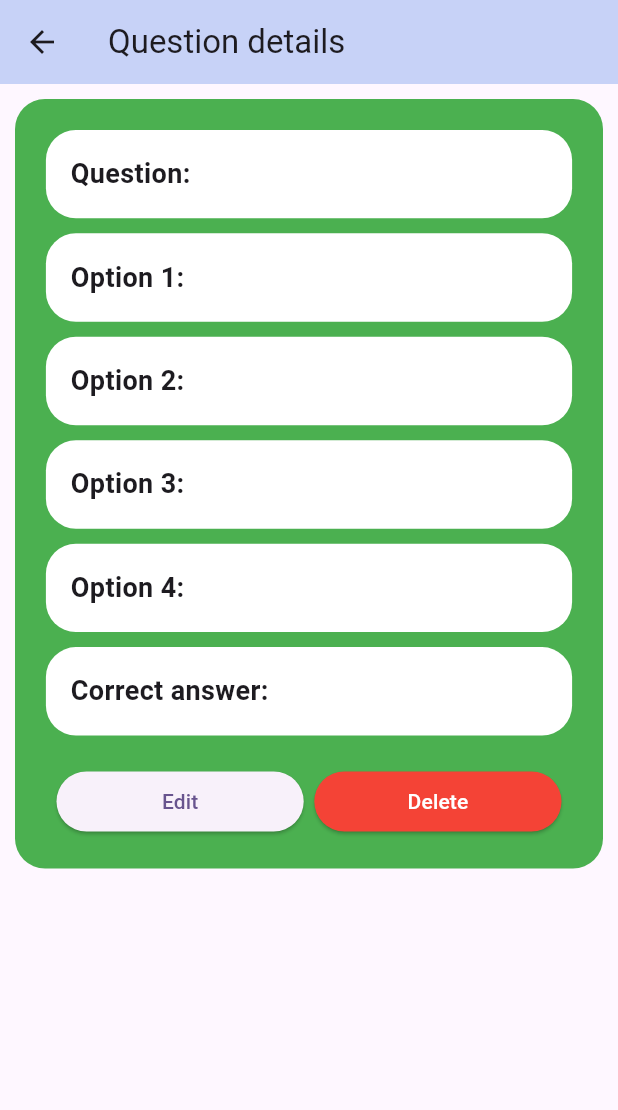
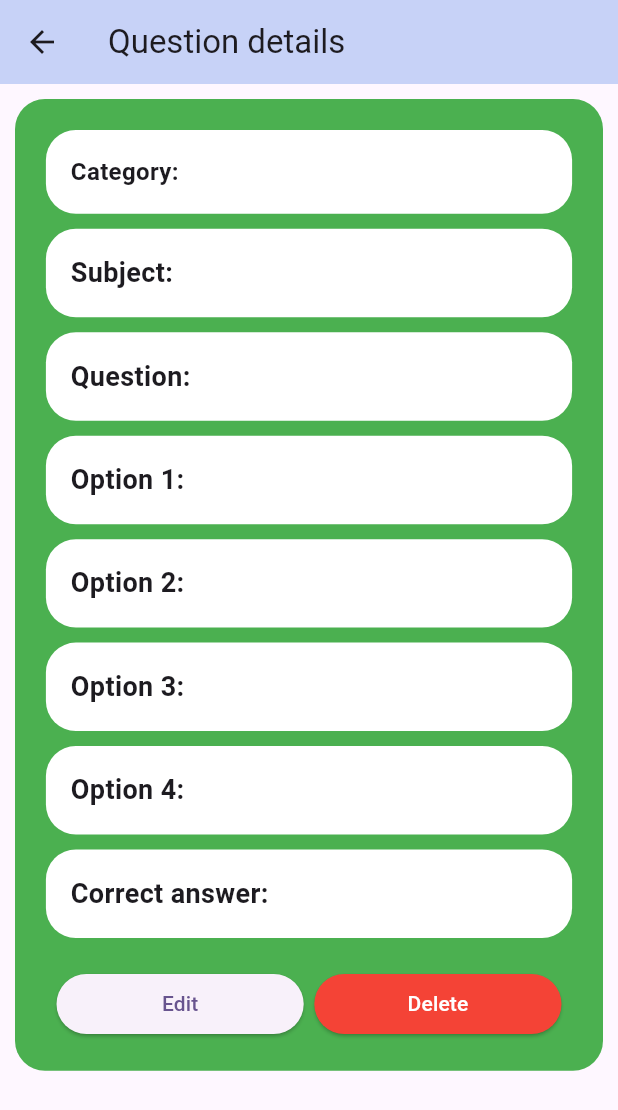
Before and after one commit to SagorSamadder/sAcademy-teacher, a Flutter app: the QuestionDetailsScreen screen opened directly with empty values, on a phone screen of 412 x 824 dp. Shown: the top 1110 px of the screen. Run offline on Flutter 3.47's test engine with Material 3 defaults, Android fonts, the phone set to English and light mode, and no system bars; our stand-ins replace cloud_firestore, firebase_auth, firebase_core, firebase_storage, get, image_picker and 1 more; accounts and stored records are empty.

Commit message:
fixing some question details

```diff
--- a/lib/app/question_details/view/question_details_screen.dart
+++ b/lib/app/question_details/view/question_details_screen.dart
@@ -46,6 +46,58 @@ class QuestionDetailsScreen extends StatelessWidget {
                         crossAxisAlignment: CrossAxisAlignment.start,
                         children: [
                           const Text(
+                            "Category: ",
+                            style: TextStyle(
+                                fontWeight: FontWeight.bold, fontSize: 16),
+                          ),
+                          Expanded(
+                            child: Text(
+                              "${data['category']}",
+                              style: const TextStyle(fontSize: 16),
+                            ),
+                          ),
+                        ],
+                      ),
+                    ),
+                    10.heightBox,
+                    Container(
+                      width: double.infinity,
+                      padding: EdgeInsets.all(context.screenWidth * .04),
+                      decoration: BoxDecoration(
+                        color: Colors.white,
+                        borderRadius: BorderRadius.circular(20),
+                      ),
+                      child: Row(
+                        mainAxisAlignment: MainAxisAlignment.start,
+                        crossAxisAlignment: CrossAxisAlignment.start,
+                        children: [
+                          const Text(
+                            "Subject: ",
+                            style: TextStyle(
+                                fontWeight: FontWeight.bold, fontSize: 18),
+                          ),
+                          Expanded(
+                            child: Text(
+                              "${data['subject']}",
+                              style: const TextStyle(fontSize: 16),
+                            ),
+                          ),
+                        ],
+                      ),
+                    ),
+                    10.heightBox,
+                    Container(
+                      width: double.infinity,
+                      padding: EdgeInsets.all(context.screenWidth * .04),
+                      decoration: BoxDecoration(
+                        color: Colors.white,
+                        borderRadius: BorderRadius.circular(20),
+                      ),
+                      child: Row(
+                        mainAxisAlignment: MainAxisAlignment.start,
+                        crossAxisAlignment: CrossAxisAlignment.start,
+                        children: [
+                          const Text(
                             "Question: ",
                             style: TextStyle(
                                 fontWeight: FontWeight.bold, fontSize: 18),
@@ -53,6 +105,7 @@ class QuestionDetailsScreen extends StatelessWidget {
                           Expanded(
                             child: Text(
                               "${data['question']}",
+                              style: const TextStyle(fontSize: 16),
                             ),
                           ),
                         ],
@@ -78,6 +131,7 @@ class QuestionDetailsScreen extends StatelessWidget {
                           Expanded(
                             child: Text(
                               "${data['option1']}",
+                              style: const TextStyle(fontSize: 16),
                             ),
                           ),
                         ],
@@ -103,6 +157,7 @@ class QuestionDetailsScreen extends StatelessWidget {
                           Expanded(
                             child: Text(
                               "${data['option2']}",
+                              style: const TextStyle(fontSize: 16),
                             ),
                           ),
                         ],
@@ -128,6 +183,7 @@ class QuestionDetailsScreen extends StatelessWidget {
                           Expanded(
                             child: Text(
                               "${data['option3']}",
+                              style: const TextStyle(fontSize: 16),
                             ),
                           ),
                         ],
@@ -153,6 +209,7 @@ class QuestionDetailsScreen extends StatelessWidget {
                           Expanded(
                             child: Text(
                               "${data['option4']}",
+                              style: const TextStyle(fontSize: 16),
                             ),
                           ),
                         ],
@@ -178,6 +235,7 @@ class QuestionDetailsScreen extends StatelessWidget {
                           Expanded(
                             child: Text(
                               "${data['answer']}",
+                              style: const TextStyle(fontSize: 16),
                             ),
                           ),
                         ],
```
